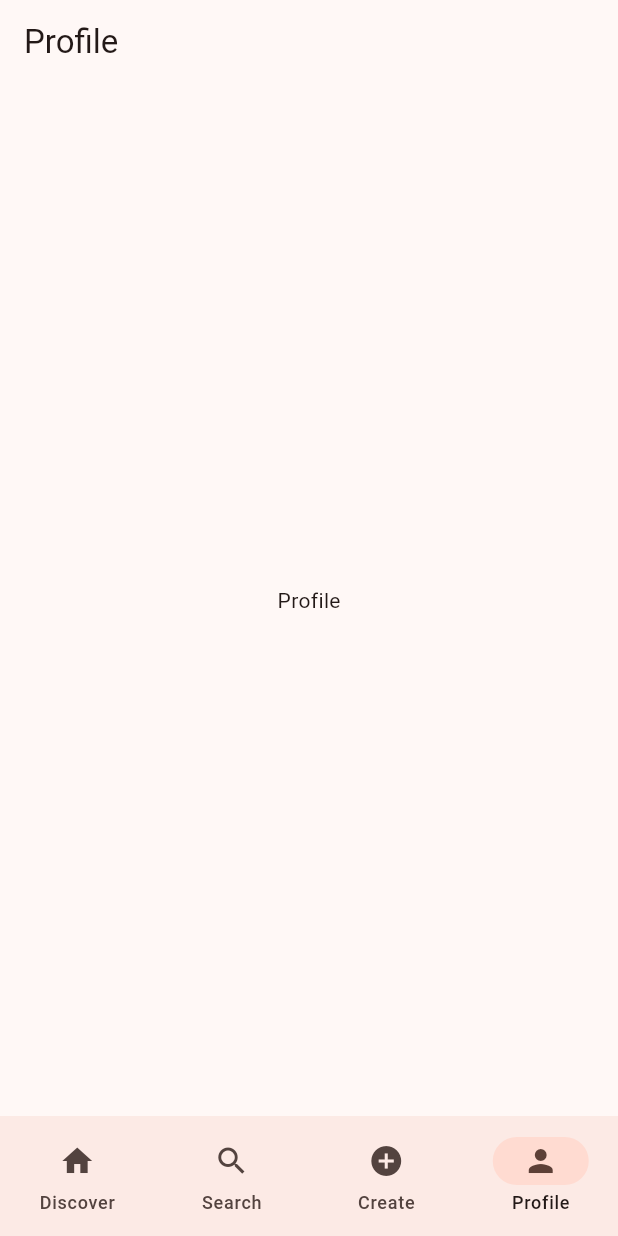
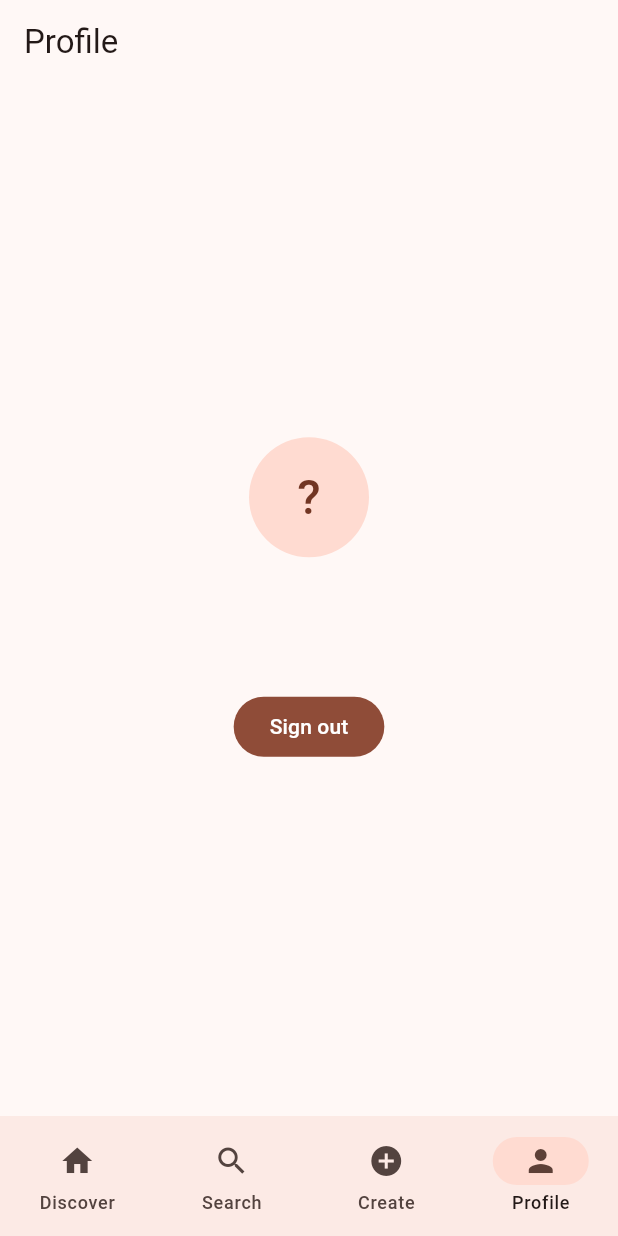
Before and after one commit to Mlk-KFUPM/SWE463-Project-Group4, a Flutter app: the ProfileScreen screen opened by its route, on a phone screen of 412 x 824 dp. Run offline on Flutter 3.47's test engine with Material 3 defaults, Android fonts, the phone set to English and light mode, and no system bars; our stand-ins replace cloud_firestore, go_router; accounts and stored records are empty.

Commit message:
Add sign in/sign up form, profile screen and auth redirect
- S1: sign in / sign up toggle with form validation, loading state and error snackbar
- S6: show avatar initial, name and email, add sign out button
- router: redirect to /sign-in when signed out and to /feed when signed in
- main: create one AuthProvider and share it with the router and Provider

```diff
--- a/lib/main.dart
+++ b/lib/main.dart
@@ -1,4 +1,5 @@
 import 'package:flutter/material.dart';
+import 'package:go_router/go_router.dart';
 import 'package:provider/provider.dart';
 
 import 'providers/auth_provider.dart';
@@ -6,19 +7,25 @@ import 'providers/recipe_provider.dart';
 import 'router/app_router.dart';
 
 void main() {
+  // One AuthProvider shared by the widgets (through Provider) and the router.
+  final auth = AuthProvider();
+  final router = createRouter(auth);
+
   runApp(
     MultiProvider(
       providers: [
-        ChangeNotifierProvider(create: (_) => AuthProvider()),
+        ChangeNotifierProvider.value(value: auth),
         ChangeNotifierProvider(create: (_) => RecipeProvider()..loadRecipes()),
       ],
-      child: const SufrahApp(),
+      child: SufrahApp(router: router),
     ),
   );
 }
 
 class SufrahApp extends StatelessWidget {
-  const SufrahApp({super.key});
+  const SufrahApp({super.key, required this.router});
+
+  final GoRouter router;
 
   @override
   Widget build(BuildContext context) {
@@ -27,7 +34,7 @@ class SufrahApp extends StatelessWidget {
       theme: ThemeData(
         colorScheme: ColorScheme.fromSeed(seedColor: Colors.deepOrange),
       ),
-      routerConfig: appRouter,
+      routerConfig: router,
     );
   }
 }
--- a/lib/router/app_router.dart
+++ b/lib/router/app_router.dart
@@ -1,5 +1,6 @@
 import 'package:go_router/go_router.dart';
 
+import '../providers/auth_provider.dart';
 import '../screens/create_recipe_screen.dart';
 import '../screens/discover_feed_screen.dart';
 import '../screens/profile_screen.dart';
@@ -8,8 +9,17 @@ import '../screens/search_screen.dart';
 import '../screens/sign_in_screen.dart';
 import '../widgets/main_shell.dart';
 
-final appRouter = GoRouter(
+GoRouter createRouter(AuthProvider auth) {
+  return GoRouter(
     initialLocation: '/sign-in',
+    // Run redirect again every time AuthProvider calls notifyListeners().
+    refreshListenable: auth,
+    redirect: (context, state) {
+      final onSignIn = state.matchedLocation == '/sign-in';
+      if (!auth.isSignedIn && !onSignIn) return '/sign-in';
+      if (auth.isSignedIn && onSignIn) return '/feed';
+      return null; // no redirect
+    },
     routes: [
       GoRoute(
         path: '/sign-in',
@@ -61,3 +71,4 @@ final appRouter = GoRouter(
       ),
     ],
   );
+}
--- a/lib/screens/profile_screen.dart
+++ b/lib/screens/profile_screen.dart
@@ -1,13 +1,47 @@
 import 'package:flutter/material.dart';
+import 'package:go_router/go_router.dart';
+import 'package:provider/provider.dart';
+
+import '../providers/auth_provider.dart';
 
 class ProfileScreen extends StatelessWidget {
   const ProfileScreen({super.key});
 
   @override
   Widget build(BuildContext context) {
+    final auth = context.watch<AuthProvider>();
+    final user = auth.user;
+
     return Scaffold(
       appBar: AppBar(title: const Text('Profile')),
-      body: const Center(child: Text('Profile')),
+      body: Center(
+        child: Column(
+          mainAxisSize: MainAxisSize.min,
+          children: [
+            CircleAvatar(
+              radius: 40,
+              child: Text(
+                user?.initial ?? '?',
+                style: const TextStyle(fontSize: 32),
+              ),
+            ),
+            const SizedBox(height: 16),
+            Text(
+              user?.name ?? '',
+              style: Theme.of(context).textTheme.titleLarge,
+            ),
+            Text(auth.email ?? ''),
+            const SizedBox(height: 24),
+            FilledButton(
+              onPressed: () async {
+                await context.read<AuthProvider>().signOut();
+                if (context.mounted) context.go('/sign-in');
+              },
+              child: const Text('Sign out'),
+            ),
+          ],
+        ),
+      ),
     );
   }
 }
```
Also changed, not shown: lib/screens/sign_in_screen.dart (+120 -6 lines). Lines whose indentation alone changed are shown as unchanged.
